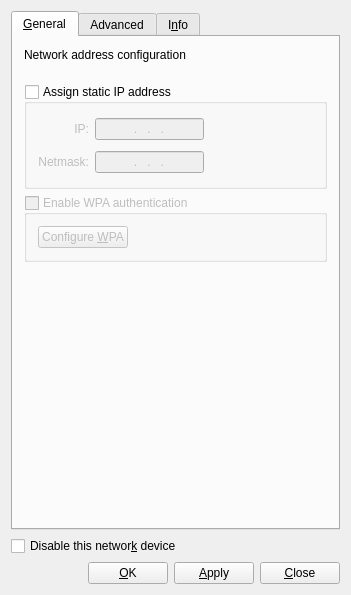
Above: src/ethernetconfig/ethernetconfig.ui from Peter2121/pc-networkmanager before the change. Below: the same form after it.
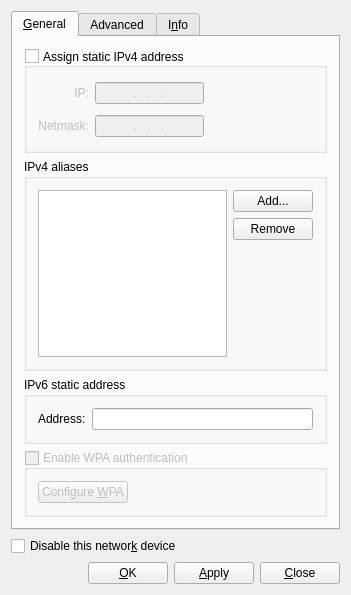
That is the form after the change. The open tabs and pages were chosen to show the change. Icons and pictures are not drawn.

Commit message: Start working on ethernet configuration form, add loading the form from NetworkTray

Patch:
```diff
--- a/src/ethernetconfig/ethernetconfig.ui
+++ b/src/ethernetconfig/ethernetconfig.ui
@@ -93,40 +93,14 @@
       <attribute name="title">
        <string>&amp;General</string>
       </attribute>
-      <layout class="QGridLayout" name="gridLayout_3">
-       <item row="0" column="0">
-        <widget class="QLabel" name="textLabel1">
-         <property name="text">
-          <string>Network address configuration</string>
-         </property>
-         <property name="alignment">
-          <set>Qt::AlignLeading|Qt::AlignLeft|Qt::AlignTop</set>
-         </property>
-         <property name="wordWrap">
-          <bool>true</bool>
-         </property>
-        </widget>
-       </item>
-       <item row="1" column="0">
-        <spacer name="spacer3">
-         <property name="orientation">
-          <enum>Qt::Vertical</enum>
-         </property>
-         <property name="sizeType">
-          <enum>QSizePolicy::Fixed</enum>
-         </property>
-         <property name="sizeHint" stdset="0">
-          <size>
-           <width>210</width>
-           <height>16</height>
-          </size>
-         </property>
-        </spacer>
-       </item>
-       <item row="2" column="0">
+      <layout class="QVBoxLayout" name="verticalLayout_2">
+       <item>
         <widget class="QGroupBox" name="groupStatic">
          <property name="title">
-          <string>Assign static IP address</string>
+          <string>Assign static IPv4 address</string>
+         </property>
+         <property name="alignment">
+          <set>Qt::AlignLeading|Qt::AlignLeft|Qt::AlignVCenter</set>
          </property>
          <property name="checkable">
           <bool>true</bool>
@@ -200,7 +174,59 @@
          </layout>
         </widget>
        </item>
-       <item row="3" column="0">
+       <item>
+        <widget class="QGroupBox" name="groupIPv4_aliases">
+         <property name="title">
+          <string>IPv4 aliases</string>
+         </property>
+         <layout class="QGridLayout" name="_3">
+          <item row="0" column="1">
+           <widget class="QPushButton" name="btnAddAlias">
+            <property name="text">
+             <string>Add...</string>
+            </property>
+           </widget>
+          </item>
+          <item row="0" column="0" rowspan="3">
+           <widget class="QListWidget" name="listAliases">
+            <property name="horizontalScrollBarPolicy">
+             <enum>Qt::ScrollBarAlwaysOff</enum>
+            </property>
+           </widget>
+          </item>
+          <item row="1" column="1">
+           <widget class="QPushButton" name="btnRemoveAlias">
+            <property name="text">
+             <string>Remove</string>
+            </property>
+           </widget>
+          </item>
+         </layout>
+        </widget>
+       </item>
+       <item>
+        <widget class="QGroupBox" name="groupIPv6_2">
+         <property name="title">
+          <string>IPv6 static address</string>
+         </property>
+         <layout class="QGridLayout" name="_2">
+          <item row="0" column="1">
+           <widget class="QLineEdit" name="lineIPv6Address_2"/>
+          </item>
+          <item row="0" column="0">
+           <widget class="QLabel" name="textLabel1_3">
+            <property name="text">
+             <string>Address:</string>
+            </property>
+            <property name="wordWrap">
+             <bool>false</bool>
+            </property>
+           </widget>
+          </item>
+         </layout>
+        </widget>
+       </item>
+       <item>
         <widget class="QGroupBox" name="groupWPAE">
          <property name="enabled">
           <bool>false</bool>
@@ -238,22 +264,6 @@
          </layout>
         </widget>
        </item>
-       <item row="4" column="0">
-        <spacer name="spacer6">
-         <property name="orientation">
-          <enum>Qt::Vertical</enum>
-         </property>
-         <property name="sizeType">
-          <enum>QSizePolicy::Expanding</enum>
-         </property>
-         <property name="sizeHint" stdset="0">
-          <size>
-           <width>220</width>
-           <height>20</height>
-          </size>
-         </property>
-        </spacer>
-       </item>
       </layout>
      </widget>
      <widget class="QWidget" name="TabPage">
```
Left out of the diff: 94 changed lines with no effect on the pictures. The commit also changes 6 other files.
